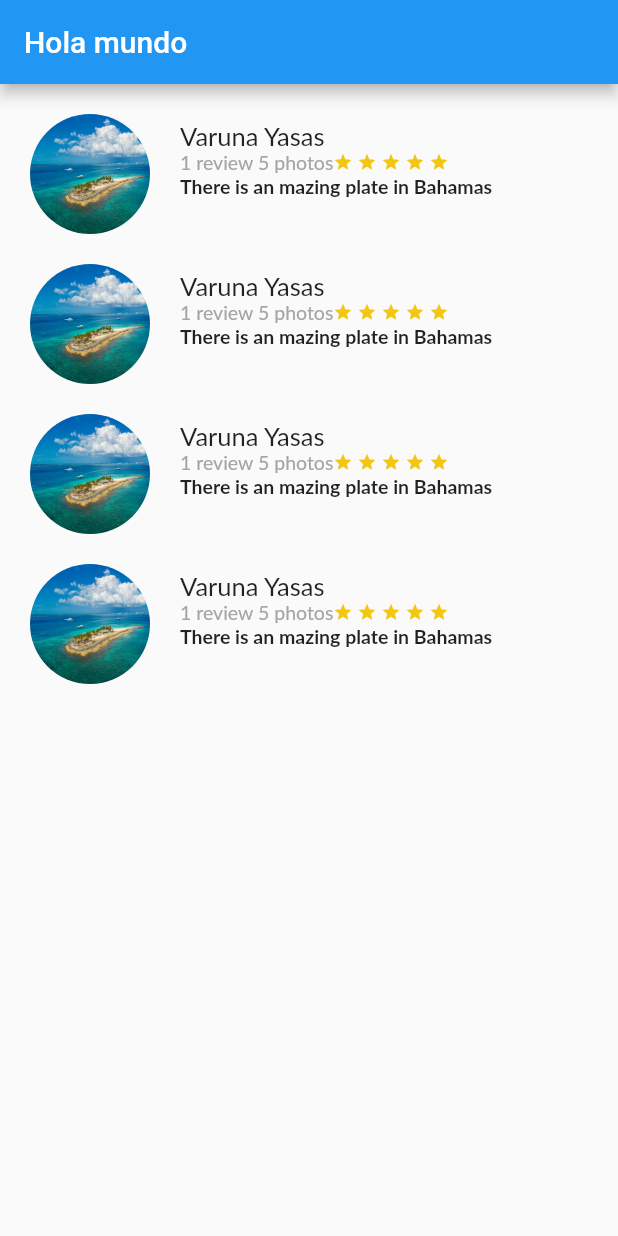
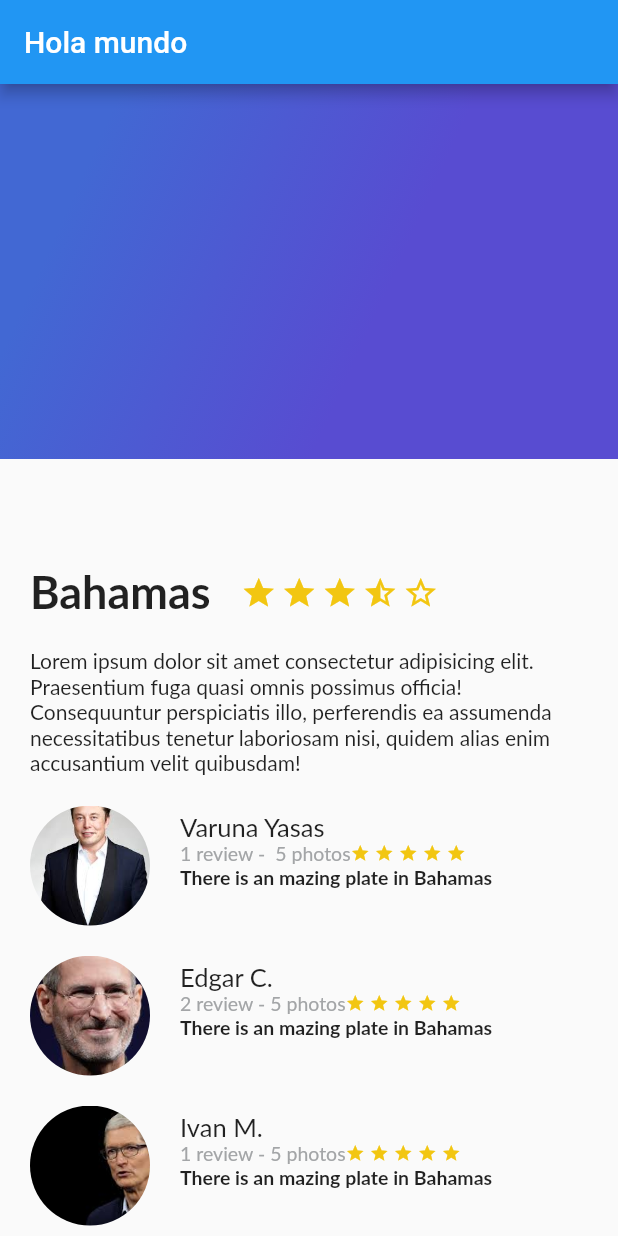
Before and after one commit to edg-ceron/review-trips-app, a Flutter app: the screen it shows after launch, on a phone screen of 412 x 824 dp. Run offline on Flutter 3.47's test engine with Material 2 defaults, Android fonts, the phone set to English and light mode, and no system bars; Roboto replaces fonts that are missing (Lato).

Commit message:
Se agregan los dos componentes principales, gradiante y la descripcion. Con stock se juntan los dos elementos

```diff
--- /dev/null
+++ b/lib/gradient_back.dart
@@ -0,0 +1,23 @@
+import 'package:flutter/material.dart';
+
+class GradientBack extends StatelessWidget {
+  @override
+  Widget build(BuildContext context) {
+    // TODO: implement build
+    return Container(
+      height: 250.0,
+      decoration: BoxDecoration(
+        gradient: LinearGradient(
+          colors: [
+            Color(0xFF4268D3),
+            Color(0xFF584CD1),
+          ],
+          begin: FractionalOffset(0.2, 0.0),
+          end:  FractionalOffset(1.0, 0.6),
+          stops: [0.0, 0.6],
+          tileMode: TileMode.clamp
+        )
+      ),
+    );
+  }
+}
--- a/lib/main.dart
+++ b/lib/main.dart
@@ -1,6 +1,7 @@
 import 'package:flutter/material.dart';
 import 'package:trip_app/description_place.dart';
 import 'package:trip_app/review_list.dart';
+import 'package:trip_app/gradient_back.dart';
 
 
 
@@ -29,12 +30,22 @@ class MyApp extends StatelessWidget {
         appBar: AppBar(
           title: Text('Hola mundo'),
         ),
-        body: Column(
+        // body: Column(
+        //   children: <Widget>[
+
+        //   ],
+        // )
+        body: Stack(
           children: <Widget>[
-            // DescriptionPlace("Bahamas", 4, descriptionDummy),
-            ReviewList()
+            ListView(
+              children: <Widget>[
+                DescriptionPlace("Bahamas", 4, descriptionDummy),
+                ReviewList()
+              ],
+            ),
+            GradientBack(),
           ],
-        )
+        ),
       ),
     );
   }
--- a/lib/review.dart
+++ b/lib/review.dart
@@ -8,7 +8,7 @@ class Review extends StatelessWidget {
 
 
 
-  // Review(this.pathImage, this.name, this.details, this.comment);
+  Review(this.pathImage, this.name, this.details, this.comment);
 
   @override
   Widget build(BuildContext context) {
--- a/lib/review_list.dart
+++ b/lib/review_list.dart
@@ -9,10 +9,9 @@ class ReviewList extends StatelessWidget {
     return Column(
       crossAxisAlignment: CrossAxisAlignment.start,
       children: <Widget>[
-        Review(),
-        Review(),
-        Review(),
-        Review(),
+        Review("assets/img/avatar_1.jpeg", "Varuna Yasas", "1 review -  5 photos", "There is an mazing plate in Bahamas"),
+        Review("assets/img/avatar_2.jpeg", "Edgar C.", "2 review - 5 photos", "There is an mazing plate in Bahamas"),
+        Review("assets/img/avatar_3.jpeg", "Ivan M.", "1 review - 5 photos", "There is an mazing plate in Bahamas"),
       ],
     );
   }
--- a/pubspec.yaml
+++ b/pubspec.yaml
@@ -72,6 +72,10 @@ flutter:
   # see https://flutter.dev/custom-fonts/#from-packages
   assets:
     - assets/img/bahamas.jpg
+    - assets/img/avatar_1.jpeg
+    - assets/img/avatar_2.jpeg
+    - assets/img/avatar_3.jpeg
+
 
   # fonts:
   #   - family: Lato
```
Also changed, not shown: assets/img/avatar_1.jpeg (added), assets/img/avatar_2.jpeg (added), assets/img/avatar_3.jpeg (added).
